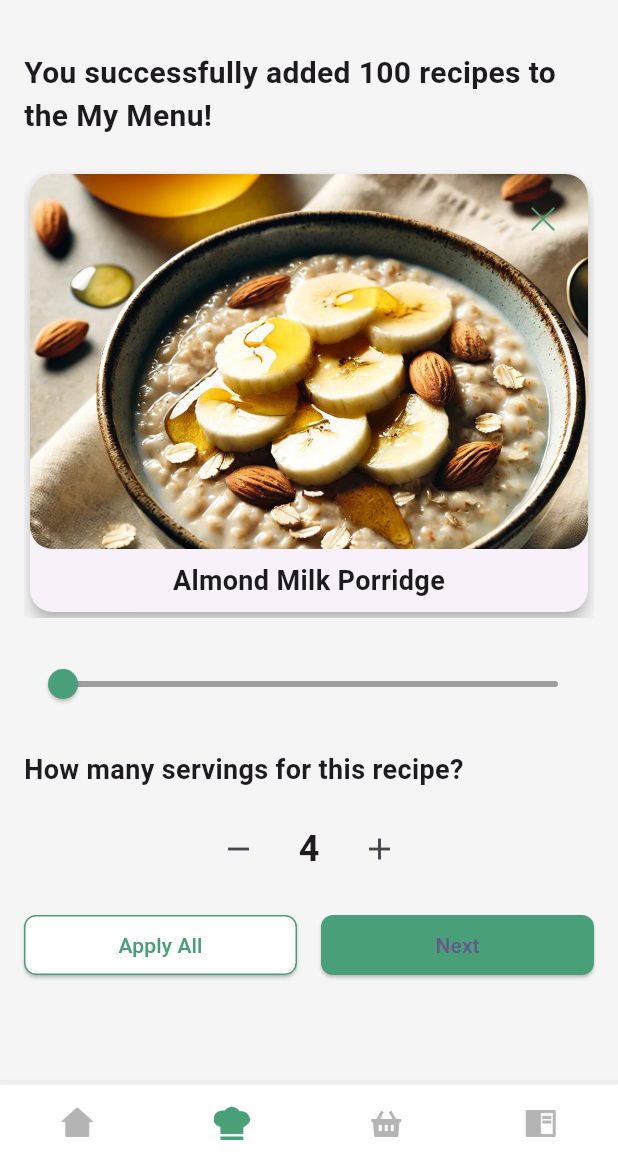
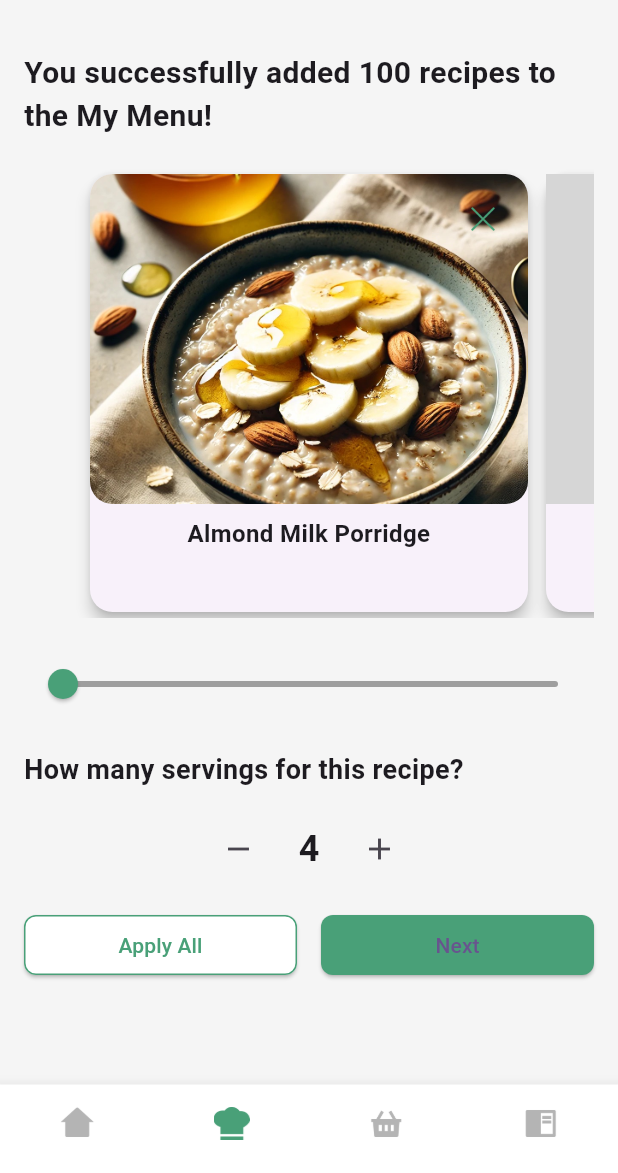
Before and after one commit to aadityayadav17/binarybandits, a Flutter app: the RecipeOverviewScreen screen opened directly, on a phone screen of 412 x 824 dp, the part 63-1236 px from its top. Run offline on Flutter 3.47's test engine with Material 3 defaults, Android fonts, the phone set to English and light mode, and no system bars; our stand-ins replace country_code_picker, dropdown_button2, firebase_core, google_fonts; accounts and stored records are empty; grey boxes are pictures that could not be loaded.

Commit message:
Recipe Overview (14/n) - Adjacent Recipes

```diff
--- a/lib/screens/recipe_overview_screen.dart
+++ b/lib/screens/recipe_overview_screen.dart
@@ -29,7 +29,11 @@ class _RecipeOverviewScreenState extends State<RecipeOverviewScreen> {
     final List<dynamic> jsonData = json.decode(jsonString);
     setState(() {
       _recipes = jsonData.map((data) => Recipe.fromJson(data)).toList();
-      _pageController = PageController(initialPage: _currentRecipeIndex);
+      _pageController = PageController(
+        initialPage: _currentRecipeIndex,
+        viewportFraction:
+            0.8, // This will make each page take up 80% of the width
+      );
     });
   }
 
@@ -88,7 +92,26 @@ class _RecipeOverviewScreenState extends State<RecipeOverviewScreen> {
                         itemCount: _recipes.length,
                         itemBuilder: (context, index) {
                           final recipe = _recipes[index];
-                          return Stack(
+                          return AnimatedBuilder(
+                            animation: _pageController!,
+                            builder: (context, child) {
+                              double value = 1.0;
+                              if (_pageController!.position.haveDimensions) {
+                                value = _pageController!.page! - index;
+                                value =
+                                    (1 - (value.abs() * 0.3)).clamp(0.0, 1.0);
+                              }
+                              return Center(
+                                child: SizedBox(
+                                  height:
+                                      Curves.easeInOut.transform(value) * 300,
+                                  width:
+                                      Curves.easeInOut.transform(value) * 300,
+                                  child: child,
+                                ),
+                              );
+                            },
+                            child: Stack(
                               children: [
                                 Card(
                                   elevation: 4,
@@ -103,7 +126,7 @@ class _RecipeOverviewScreenState extends State<RecipeOverviewScreen> {
                                           recipe.image,
                                           fit: BoxFit.cover,
                                           width: double.infinity,
-                                        height: 250,
+                                          height: 220, // Reduced height
                                         ),
                                       ),
                                       const SizedBox(height: 8),
@@ -114,7 +137,7 @@ class _RecipeOverviewScreenState extends State<RecipeOverviewScreen> {
                                           recipe.name,
                                           textAlign: TextAlign.center,
                                           style: const TextStyle(
-                                          fontSize: 18,
+                                            fontSize: 16, // Reduced font size
                                             fontWeight: FontWeight.bold,
                                           ),
                                         ),
@@ -152,6 +175,7 @@ class _RecipeOverviewScreenState extends State<RecipeOverviewScreen> {
                                   ),
                                 ),
                               ],
+                            ),
                           );
                         },
                       ),
```
Lines whose indentation alone changed are shown as unchanged.
